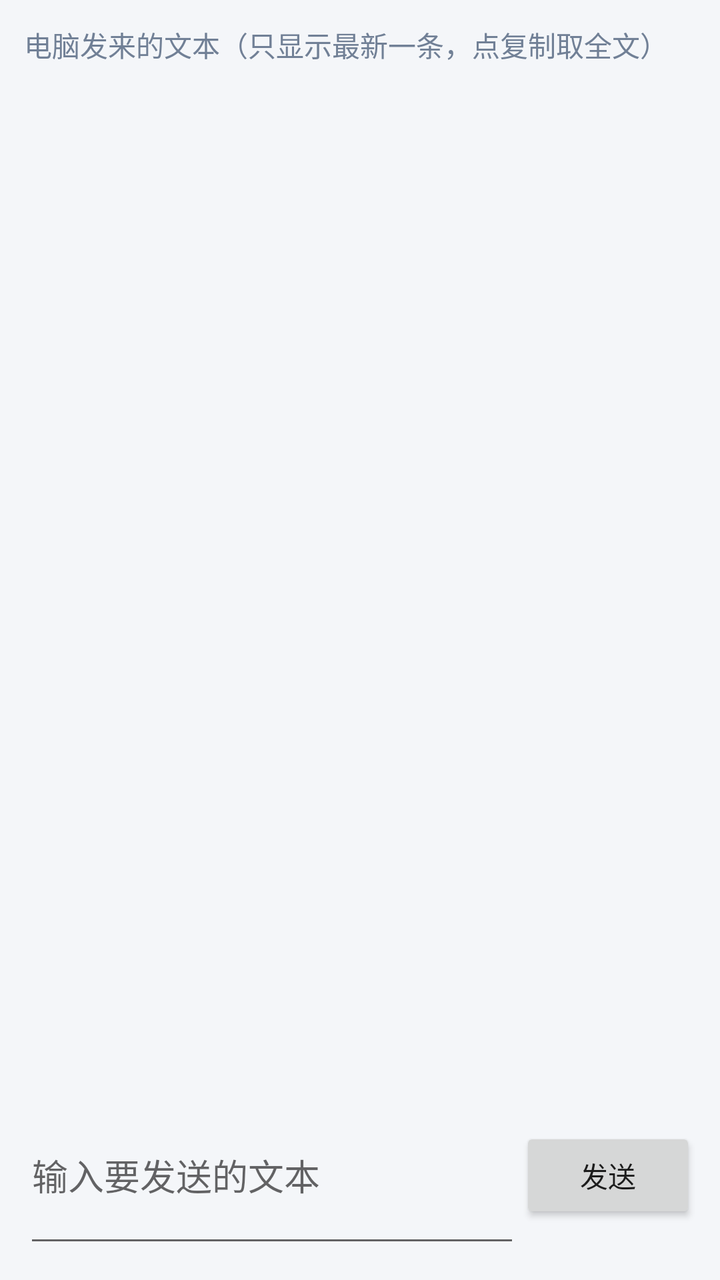
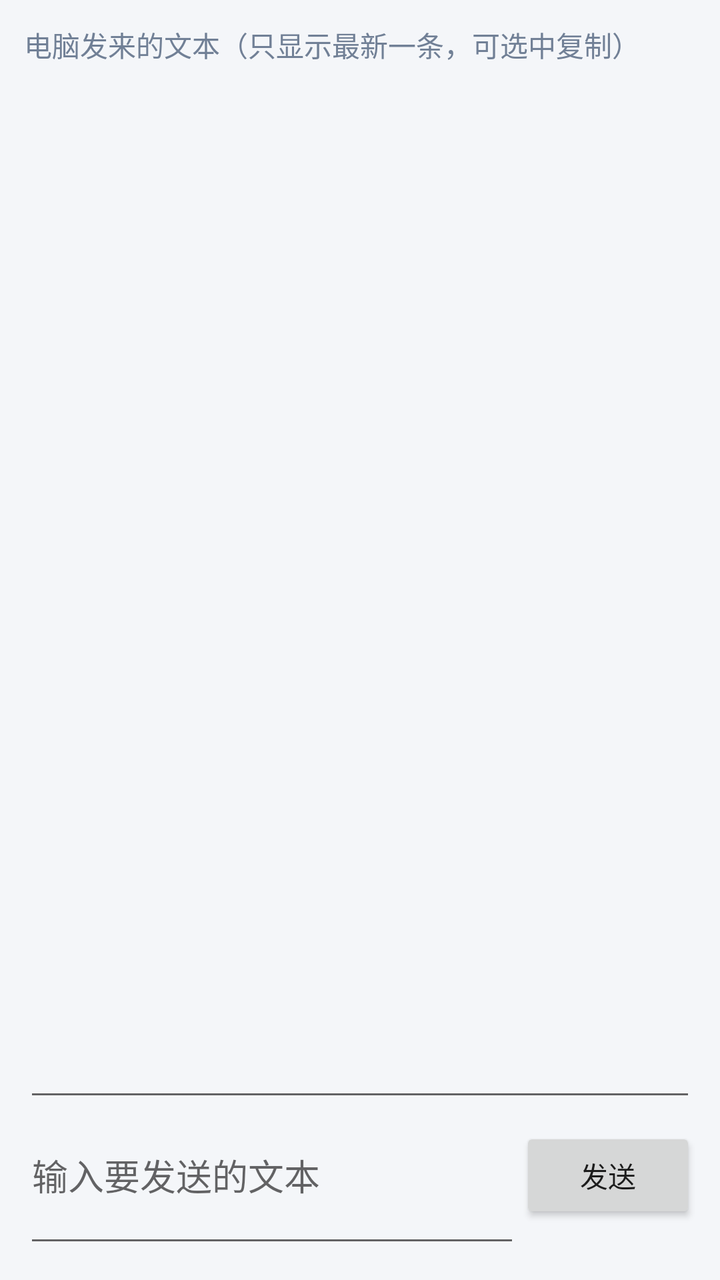

Two renders of the same Android screen: before a commit and after it. Below are the layout's source before the change and the commit's diff.
<!-- AndroidManifest.xml: application theme Theme.ScreenKit -->
<!-- res/layout/activity_text_sync.xml -->
<?xml version="1.0" encoding="utf-8"?>
<LinearLayout xmlns:android="http://schemas.android.com/apk/res/android"
    android:layout_width="match_parent"
    android:layout_height="match_parent"
    android:orientation="vertical"
    android:padding="12dp"
    android:background="@color/bg">

    <TextView
        android:layout_width="match_parent"
        android:layout_height="wrap_content"
        android:text="电脑发来的文本（只显示最新一条，点复制取全文）"
        android:textColor="@color/muted"
        android:paddingBottom="8dp" />

    <ListView
        android:id="@+id/lvmsgs"
        android:layout_width="match_parent"
        android:layout_height="0dp"
        android:layout_weight="1" />

    <LinearLayout
        android:layout_width="match_parent"
        android:layout_height="wrap_content"
        android:orientation="horizontal"
        android:paddingTop="8dp">

        <EditText
            android:id="@+id/etext"
            android:layout_width="0dp"
            android:layout_height="wrap_content"
            android:layout_weight="1"
            android:hint="输入要发送的文本"
            android:minLines="2"
            android:gravity="top"
            android:inputType="textMultiLine" />

        <Button
            android:id="@+id/bsend"
            android:layout_width="wrap_content"
            android:layout_height="wrap_content"
            android:text="发送" />
    </LinearLayout>
</LinearLayout>
<!-- resources referenced by this layout -->
<resources>
  <color name="bg">#F4F6F9</color>
  <color name="muted">#718096</color>
  <style name="Theme.ScreenKit" parent="Theme.MaterialComponents.DayNight.DarkActionBar">
          <item name="android:windowBackground">@color/bg</item>
          <item name="colorPrimary">@color/accent</item>
          <item name="colorPrimaryVariant">@color/accent_dark</item>
          <item name="colorOnPrimary">#FFFFFF</item>
          <item name="colorAccent">@color/accent</item>
          <item name="android:statusBarColor">@color/accent_dark</item>
      </style>
  <color name="accent">#3B82F6</color>
  <color name="accent_dark">#2563EB</color>
</resources>

<!-- the commit's change to res/layout/activity_text_sync.xml (unified diff, before → after) -->
@@ -9,15 +9,24 @@
     <TextView
         android:layout_width="match_parent"
         android:layout_height="wrap_content"
-        android:text="电脑发来的文本（只显示最新一条，点复制取全文）"
+        android:text="电脑发来的文本（只显示最新一条，可选中复制）"
         android:textColor="@color/muted"
         android:paddingBottom="8dp" />
 
-    <ListView
-        android:id="@+id/lvmsgs"
+    <EditText
+        android:id="@+id/emsg"
         android:layout_width="match_parent"
         android:layout_height="0dp"
-        android:layout_weight="1" />
+        android:layout_weight="1"
+        android:gravity="top|start"
+        android:inputType="textMultiLine"
+        android:scrollbars="vertical"
+        android:overScrollMode="always"
+        android:padding="10dp"
+        android:textSize="15sp"
+        android:textColor="@color/text"
+        android:textIsSelectable="true"
+        android:importantForAutofill="no" />
 
     <LinearLayout
         android:layout_width="match_parent"
<!-- resource entries referenced after the edit -->
@@ -2,6 +2,7 @@
 <resources>
   <color name="bg">#F4F6F9</color>
   <color name="muted">#718096</color>
+  <color name="text">#1A202C</color>
   <style name="Theme.ScreenKit" parent="Theme.MaterialComponents.DayNight.DarkActionBar">
           <item name="android:windowBackground">@color/bg</item>
           <item name="colorPrimary">@color/accent</item>
